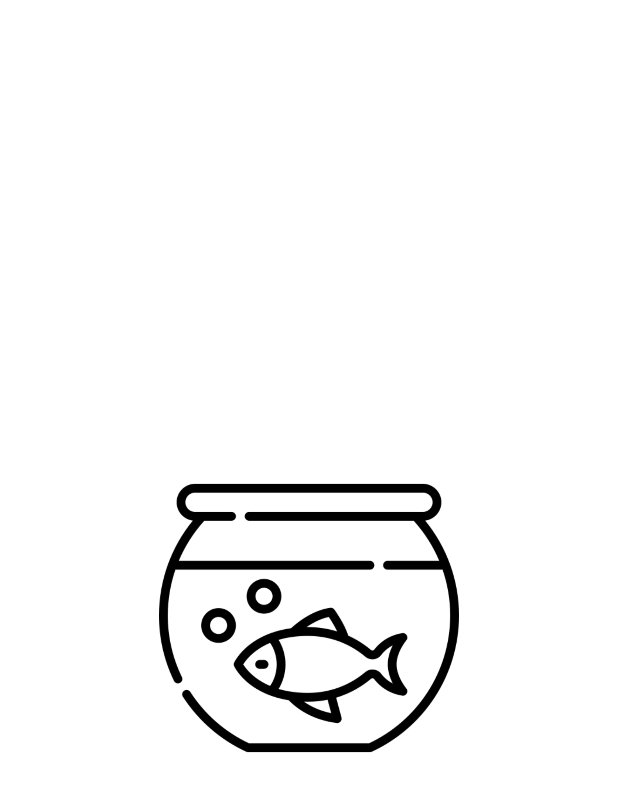
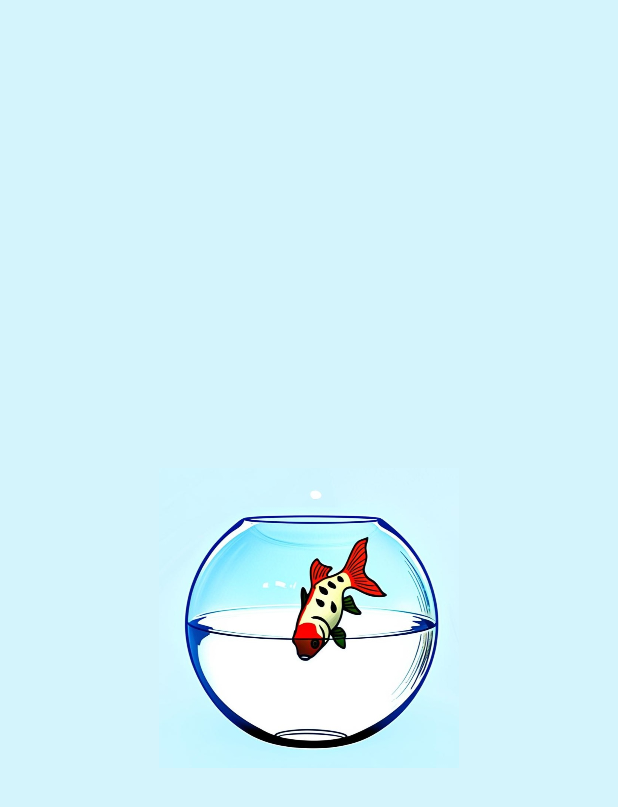
Before and after one commit to fatmanurtilki/ForestAqua, an Android app: the SplashActivity screen opened directly, with no data from a screen before it, on a phone screen of 412 x 824 dp. Shown: the top 807 px of the screen. Run offline under Robolectric (Android 15) with nearby library versions, the phone set to English and light mode, and no system bars; our stand-ins replace Firebase (no records; nobody signed in at launch, a user with empty details on screens opened directly).

Commit message:
icın ve splash guncellendi

```diff
--- a/app/src/main/AndroidManifest.xml
+++ b/app/src/main/AndroidManifest.xml
@@ -4,7 +4,7 @@
     <application
         android:allowBackup="true"
         android:label="@string/app_name"
-        android:icon="@drawable/bos_akvaryum_icon"
+        android:icon="@drawable/mean_icon"
         android:theme="@style/Theme.AppCompat.Light.NoActionBar">
 
         <activity android:name=".SplashActivity" android:exported="true">
@@ -18,7 +18,6 @@
         <activity android:name=".RegisterActivity" android:exported="true"/>
         <activity android:name=".MainActivity" android:exported="true"/>
         <activity android:name=".RozetActivity" android:exported="true"/>
-        <activity android:name=".ShopActivity" android:exported="true"/>
 
     </application>
 </manifest>
--- a/app/src/main/res/layout/activity_splash.xml
+++ b/app/src/main/res/layout/activity_splash.xml
@@ -2,12 +2,12 @@
 <RelativeLayout xmlns:android="http://schemas.android.com/apk/res/android"
     android:layout_width="match_parent"
     android:layout_height="match_parent"
-    android:background="#FFFFFF">
+    android:background="@color/gereken_mavi">
 
     <ImageView
         android:id="@+id/logoImage"
         android:layout_width="200dp"
         android:layout_height="200dp"
-        android:src="@drawable/bos_akvaryum_icon"
+        android:src="@drawable/mean_icon"
         android:layout_centerInParent="true" />
 </RelativeLayout>
--- a/app/src/main/res/layout/fragment_timer.xml
+++ b/app/src/main/res/layout/fragment_timer.xml
@@ -21,8 +21,9 @@
             android:id="@+id/tvCoins"
             android:layout_width="wrap_content"
             android:layout_height="wrap_content"
-            android:text=""
-            android:textSize="18sp" />
+            android:text="Coins: 80\nOdak Süresi: 100 dk\nToplam Balık: 20"
+            android:visibility="gone" />
+
     </LinearLayout>
 
     <Spinner
--- a/app/src/main/res/values/colors.xml
+++ b/app/src/main/res/values/colors.xml
@@ -7,5 +7,5 @@
     <color name="teal_700">#FF018786</color>
     <color name="black">#FF000000</color>
     <color name="white">#FFFFFFFF</color>
-    <color name="gereken_mavi">#D0F0FF</color>
+    <color name="gereken_mavi">#D4F4FC</color>
 </resources>
```
Also changed, not shown: app/src/main/res/drawable/mean_icon.jpg (added).
